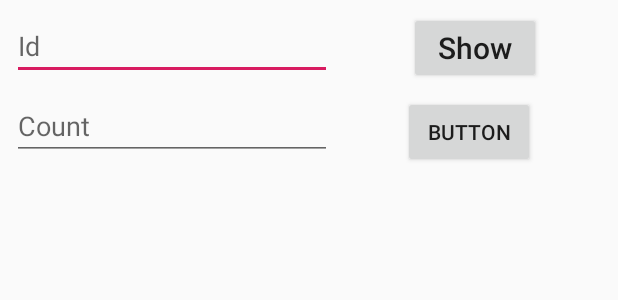
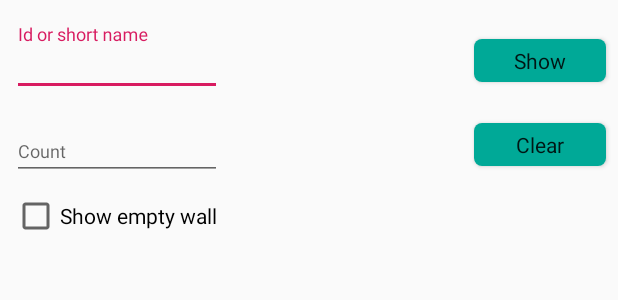
Before and after one commit to Shiplayer/VkWall, an Android app: the layout activity_main.xml on its own in the app's theme, with its tools: preview values and no code run, on a phone screen of 412 x 824 dp. Shown: the top 300 px of the screen. Run offline under Robolectric (Android 15) with nearby library versions, the phone set to English and light mode, and no system bars; network calls fail.

Commit message:
modify main layout and items for recycler view, update adapter

```diff
--- a/app/src/main/res/layout/activity_main.xml
+++ b/app/src/main/res/layout/activity_main.xml
@@ -13,69 +13,143 @@
         android:focusableInTouchMode="true"
         android:fillViewport="true">
     <LinearLayout
-
             android:layout_width="match_parent"
             android:layout_height="wrap_content"
             android:orientation="vertical">
 
 
-        <android.support.constraint.ConstraintLayout android:layout_width="match_parent"
+        <android.support.constraint.ConstraintLayout
+                android:layout_width="match_parent"
                 android:layout_height="wrap_content">
-            <Button
-                    android:text="Button"
+            <android.support.design.widget.TextInputLayout
+                    android:id="@+id/text_input_id"
                     android:layout_width="wrap_content"
-                    android:layout_height="wrap_content" android:id="@+id/button" android:layout_marginTop="8dp"
-                    app:layout_constraintTop_toBottomOf="@+id/btn_show"
-                    app:layout_constraintStart_toEndOf="@+id/edit_count"
-                    app:layout_constraintEnd_toEndOf="parent" android:layout_marginEnd="8dp"/>
+                    android:layout_height="wrap_content"
+                    android:layout_marginTop="16dp"
+                    app:layout_constraintTop_toTopOf="parent"
+                    android:layout_marginStart="8dp"
+                    app:layout_constraintStart_toStartOf="parent"
+                    app:layout_constraintHorizontal_bias="0.5"
+                    app:layout_constraintEnd_toStartOf="@+id/btn_show"
+                    app:layout_constraintHorizontal_chainStyle="spread_inside"
+                    android:minHeight="0dp">
                 <EditText
+                        android:id="@+id/edit_id"
                         android:layout_width="wrap_content"
                         android:layout_height="wrap_content"
                         android:inputType="textPersonName"
                         android:ems="10"
-                    android:id="@+id/edit_id" android:layout_marginTop="8dp"
-                    app:layout_constraintTop_toTopOf="parent" android:layout_marginStart="8dp"
-                    app:layout_constraintStart_toStartOf="parent" android:hint="Id"/>
+                        android:hint="@string/id_title"
+                        android:textAppearance="@style/TextAppearance.AppCompat.Caption"/>
+            </android.support.design.widget.TextInputLayout>
+            <android.support.design.widget.TextInputLayout
+                    android:id="@+id/text_input_count"
+                    android:layout_width="wrap_content"
+                    android:layout_height="wrap_content"
+                    android:layout_marginTop="8dp"
+                    app:layout_constraintTop_toBottomOf="@+id/text_input_id"
+                    android:layout_marginStart="8dp"
+                    app:layout_constraintStart_toStartOf="parent"
+                    app:layout_constraintHorizontal_bias="0.5"
+                    app:layout_constraintEnd_toStartOf="@+id/btn_clear"
+                    app:layout_constraintHorizontal_chainStyle="spread_inside">
                 <EditText
+                        android:id="@+id/edit_count"
                         android:layout_width="wrap_content"
                         android:layout_height="wrap_content"
                         android:inputType="numberDecimal"
                         android:ems="10"
-                    android:id="@+id/edit_count" android:layout_marginTop="8dp"
-                    app:layout_constraintTop_toBottomOf="@+id/edit_id" android:layout_marginStart="8dp"
-                    app:layout_constraintStart_toStartOf="parent" android:hint="Count"/>
-            <Button
-                    android:text="Show"
+                        android:hint="@string/count_title"
+                        android:textAppearance="@style/TextAppearance.AppCompat.Caption"/>
+            </android.support.design.widget.TextInputLayout>
+
+            <android.support.v7.widget.AppCompatButton
+                    android:id="@+id/btn_show"
+                    android:text="@string/show"
                     android:layout_width="wrap_content"
                     android:layout_height="wrap_content"
-                    android:id="@+id/btn_show" app:layout_constraintStart_toEndOf="@+id/edit_id"
-                    android:layout_marginStart="8dp" app:layout_constraintEnd_toEndOf="parent"
+                    android:textAppearance="@style/TextAppearance.AppCompat"
+                    android:layout_marginStart="8dp"
                     android:layout_marginEnd="8dp"
-                    android:layout_marginTop="8dp" app:layout_constraintTop_toTopOf="parent"
-                    android:textAppearance="@style/TextAppearance.AppCompat.Light.SearchResult.Title"/>
+                    android:minHeight="0dp"
+                    android:background="@drawable/bg_button"
+                    app:layout_constraintHorizontal_bias="0.5"
+                    app:layout_constraintStart_toEndOf="@+id/text_input_id"
+                    app:layout_constraintEnd_toEndOf="parent"
+                    app:layout_constraintTop_toTopOf="@+id/text_input_id"
+                    app:layout_constraintBottom_toBottomOf="@+id/text_input_id"
+                    style="@style/ButtonStyle"/>
+            <CheckBox
+                    android:id="@+id/cb_show_empty"
+                    android:text="@string/show_empty_wall"
+                    android:layout_width="wrap_content"
+                    android:layout_height="wrap_content"
+                    android:layout_marginTop="8dp"
+                    android:layout_marginBottom="8dp"
+                    android:layout_marginStart="8dp"
+                    app:layout_constraintTop_toBottomOf="@+id/text_input_count"
+                    app:layout_constraintStart_toStartOf="parent"
+                    app:layout_constraintBottom_toBottomOf="parent"/>
+            <android.support.v7.widget.AppCompatButton
+                    android:id="@+id/btn_clear"
+                    android:text="@string/clear"
+                    android:layout_width="wrap_content"
+                    android:layout_height="wrap_content"
+                    android:layout_marginStart="8dp"
+                    android:layout_marginEnd="8dp"
+                    android:textAppearance="@style/TextAppearance.AppCompat"
+                    android:minHeight="0dp"
+                    android:background="@drawable/bg_button"
+                    app:layout_constraintStart_toEndOf="@+id/text_input_count"
+                    app:layout_constraintHorizontal_bias="0.5"
+                    app:layout_constraintBottom_toBottomOf="@+id/text_input_count"
+                    app:layout_constraintTop_toTopOf="@+id/text_input_count"
+                    app:layout_constraintEnd_toEndOf="parent"
+                    style="@style/ButtonStyle"/>
+
+            <TextView
+                    android:id="@+id/tv_total_count"
+                    android:layout_width="wrap_content"
+                    android:layout_height="wrap_content"
+                    android:layout_marginEnd="8dp"
+                    app:layout_constraintTop_toTopOf="@+id/cb_show_empty"
+                    app:layout_constraintBottom_toBottomOf="@+id/cb_show_empty"
+                    app:layout_constraintEnd_toEndOf="parent"
+                    android:textColor="@android:color/black"/>
         </android.support.constraint.ConstraintLayout>
         <FrameLayout
                 android:layout_width="match_parent"
-                android:layout_height="wrap_content" android:layout_marginTop="8dp"
-                app:layout_constraintTop_toBottomOf="@+id/edit_count" app:layout_constraintEnd_toEndOf="parent"
-                android:layout_marginEnd="8dp" app:layout_constraintStart_toStartOf="parent"
-                android:layout_marginStart="8dp" android:layout_marginBottom="8dp"
-                app:layout_constraintBottom_toBottomOf="parent" android:id="@+id/frame_loader">
+                android:layout_height="wrap_content"
+                android:layout_marginTop="8dp"
+                android:layout_marginStart="8dp"
+                android:layout_marginBottom="8dp"
+                android:layout_marginEnd="8dp"
+                android:id="@+id/frame_loader"
+                app:layout_constraintEnd_toEndOf="parent"
+                app:layout_constraintStart_toStartOf="parent"
+                app:layout_constraintBottom_toBottomOf="parent"
+                app:layout_constraintTop_toBottomOf="@+id/edit_count">
 
             <TextView
-                    android:text="TextView"
+                    android:id="@+id/tv_error_msg"
+                    android:text=""
                     android:layout_width="match_parent"
-                    android:layout_height="wrap_content" android:id="@+id/tv_error_msg" android:layout_gravity="center"
-                    android:textAlignment="center" android:textSize="18sp" android:visibility="gone"/>
+                    android:layout_height="wrap_content"
+                    android:layout_gravity="center"
+                    android:textAlignment="center"
+                    android:textSize="18sp"
+                    android:visibility="gone"/>
             <ProgressBar
-                    style="?android:attr/progressBarStyle"
+                    android:id="@+id/pb_loading"
                     android:layout_width="wrap_content"
                     android:layout_height="wrap_content"
-                    android:id="@+id/pb_loading" android:layout_gravity="center" android:visibility="gone"/>
+                    android:layout_gravity="center"
+                    android:visibility="gone"
+                    style="?android:attr/progressBarStyle"/>
             <android.support.v7.widget.RecyclerView
+                    android:id="@+id/rv_wall"
                     android:layout_width="match_parent"
-                    android:layout_height="match_parent"
-                    android:id="@+id/rv_wall"/>
+                    android:layout_height="match_parent"/>
         </FrameLayout>
 
     </LinearLayout>
```
Also changed, not shown: app/src/main/java/com/developer/java/yandex/vkwall/adapter/VkWallAdapter.kt (+61 -18 lines), app/src/main/res/layout/rv_item_text.xml (+22 -17 lines). Lines whose indentation alone changed are shown as unchanged.
